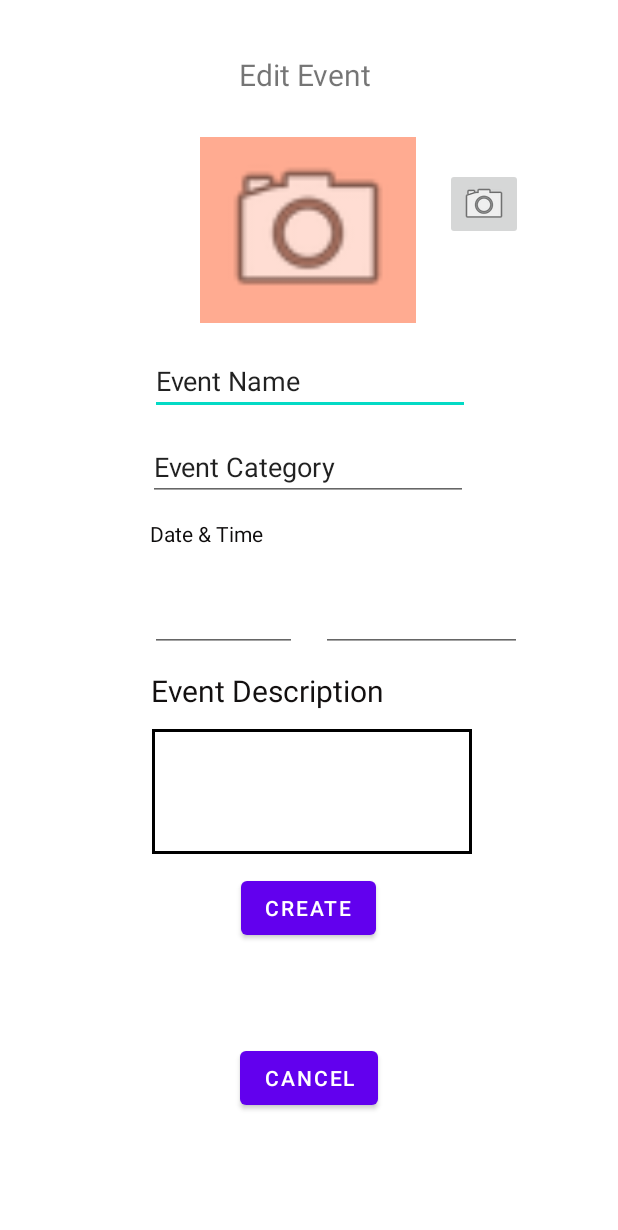
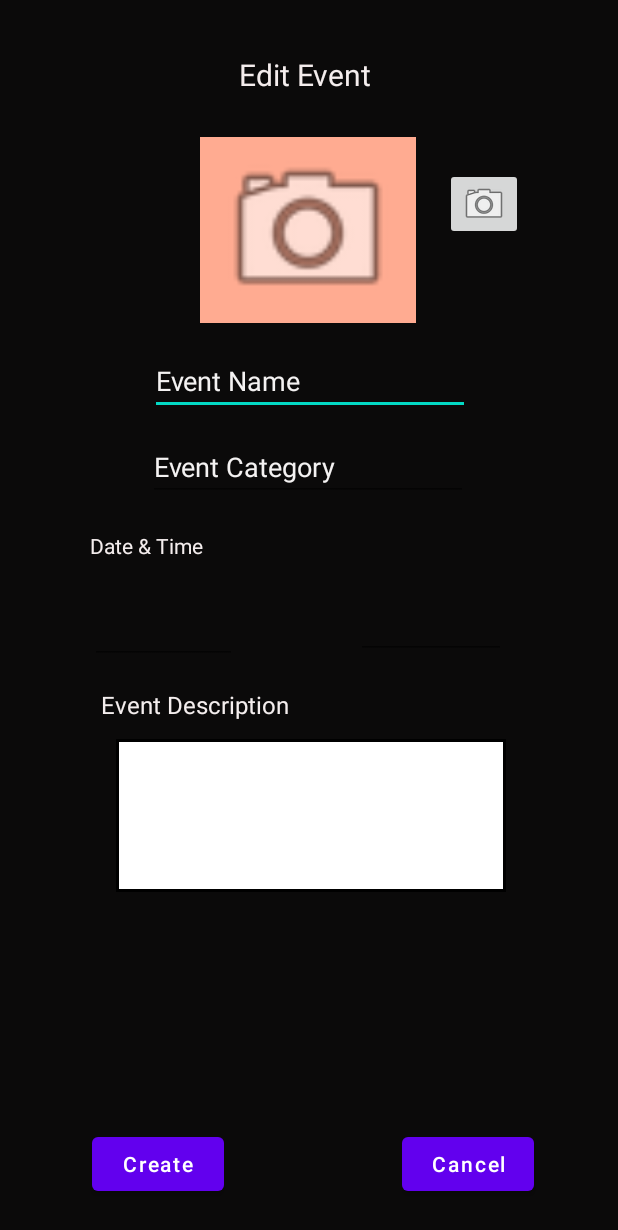
Before and after one commit to Decoretum/ItineraryManagementApp, an Android app: the layout activity_edit_event.xml on its own in the app's theme, with its tools: preview values and no code run, on a phone screen of 412 x 824 dp. Shown: the top 1230 px of the screen. Run offline under Robolectric (Android 15) with nearby library versions, the light colour scheme and no system bars.

Commit message:
Gael Feat: Polished All Event-related operations

```diff
--- a/app/src/main/java/com/example/itinerarymanagementapp/adapters/EventAdapter.java
+++ b/app/src/main/java/com/example/itinerarymanagementapp/adapters/EventAdapter.java
@@ -65,13 +65,17 @@ public class EventAdapter extends RealmRecyclerViewAdapter<Event, EventAdapter.V
             File eventFile = new File(imageDir, event.getEventName() + ".jpeg");
             Picasso.get()
                     .load(eventFile)
+                    .placeholder(android.R.drawable.ic_menu_my_calendar)
                     .networkPolicy(NetworkPolicy.NO_CACHE)
                     .memoryPolicy(MemoryPolicy.NO_CACHE)
                     .into(viewHolder.imageView);
 
             viewHolder.eventName.setText(event.getEventName());
             viewHolder.category.setText(event.getCategory());
-            viewHolder.timeRange.setText(event.getTimeRange());
+
+            String timeRange = event.getTimeRange();
+            String newRange = timeRange.replace("|||", ", ");
+            viewHolder.timeRange.setText(newRange);
 
             viewHolder.deleteEventButton.setOnClickListener(new View.OnClickListener() {
                 @Override
--- a/app/src/main/java/com/example/itinerarymanagementapp/screens/trip/ViewTripActivity.java
+++ b/app/src/main/java/com/example/itinerarymanagementapp/screens/trip/ViewTripActivity.java
@@ -59,7 +59,6 @@ public class ViewTripActivity extends AppCompatActivity {
     public void checkTripEventsBtn(){
         Intent intent = new Intent(this, EventListActivity_.class);
         startActivity(intent);
-        finish();
     }
 
     @Click
--- a/app/src/main/res/layout/activity_edit_event.xml
+++ b/app/src/main/res/layout/activity_edit_event.xml
@@ -4,6 +4,7 @@
     xmlns:tools="http://schemas.android.com/tools"
     android:layout_width="match_parent"
     android:layout_height="match_parent"
+    android:background="#0B0A0A"
     tools:context=".screens.event.EditEventActivity">
 
 
@@ -13,6 +14,7 @@
         android:layout_height="wrap_content"
         android:layout_marginTop="36dp"
         android:text="Edit Event"
+        android:textColor="#F4EDED"
         android:textSize="20sp"
         app:layout_constraintEnd_toEndOf="parent"
         app:layout_constraintHorizontal_bias="0.492"
@@ -39,6 +41,7 @@
         android:ems="10"
         android:inputType="text"
         android:text="Event Name"
+        android:textColor="#F4F2F2"
         app:layout_constraintEnd_toEndOf="parent"
         app:layout_constraintHorizontal_bias="0.502"
         app:layout_constraintStart_toStartOf="parent"
@@ -52,6 +55,7 @@
         android:ems="10"
         android:inputType="text"
         android:text="Event Category"
+        android:textColor="#F4F2F2"
         app:layout_constraintEnd_toEndOf="parent"
         app:layout_constraintHorizontal_bias="0.497"
         app:layout_constraintStart_toStartOf="parent"
@@ -59,13 +63,16 @@
 
     <EditText
         android:id="@+id/editEventDescription2"
-        android:layout_width="213dp"
-        android:layout_height="83dp"
+        android:layout_width="260dp"
+        android:layout_height="102dp"
         android:layout_marginTop="12dp"
         android:background="@drawable/box_drawing"
         android:ems="10"
         android:gravity="start|top"
         android:inputType="textMultiLine"
+        android:paddingHorizontal="10dp"
+        android:paddingVertical="10dp"
+        android:textColor="#0E0D0D"
         app:layout_constraintEnd_toEndOf="parent"
         app:layout_constraintHorizontal_bias="0.51"
         app:layout_constraintStart_toStartOf="parent"
@@ -75,13 +82,13 @@
         android:id="@+id/textView11"
         android:layout_width="wrap_content"
         android:layout_height="wrap_content"
-        android:layout_marginTop="12dp"
+        android:layout_marginTop="16dp"
         android:text="Event Description"
-        android:textColor="#131010"
+        android:textColor="#F4EEEE"
         android:textColorHighlight="#131212"
-        android:textSize="20sp"
+        android:textSize="16sp"
         app:layout_constraintEnd_toEndOf="parent"
-        app:layout_constraintHorizontal_bias="0.392"
+        app:layout_constraintHorizontal_bias="0.236"
         app:layout_constraintStart_toStartOf="parent"
         app:layout_constraintTop_toBottomOf="@+id/editTextDate2" />
 
@@ -89,23 +96,25 @@
         android:id="@+id/editEvent"
         android:layout_width="wrap_content"
         android:layout_height="wrap_content"
-        android:layout_marginTop="12dp"
+        android:layout_marginStart="40dp"
+        android:layout_marginBottom="24dp"
         android:text="Create"
-        app:layout_constraintEnd_toEndOf="parent"
-        app:layout_constraintHorizontal_bias="0.498"
-        app:layout_constraintStart_toStartOf="parent"
-        app:layout_constraintTop_toBottomOf="@+id/editEventDescription2" />
+        android:textAllCaps="false"
+        app:layout_constraintBottom_toBottomOf="parent"
+        app:layout_constraintEnd_toStartOf="@+id/cancelEditEvent"
+        app:layout_constraintHorizontal_bias="0.152"
+        app:layout_constraintStart_toStartOf="parent" />
 
     <Button
         android:id="@+id/cancelEditEvent"
         android:layout_width="wrap_content"
         android:layout_height="wrap_content"
-        android:layout_marginBottom="16dp"
+        android:layout_marginEnd="56dp"
+        android:layout_marginBottom="24dp"
         android:text="Cancel"
+        android:textAllCaps="false"
         app:layout_constraintBottom_toBottomOf="parent"
-        app:layout_constraintEnd_toEndOf="parent"
-        app:layout_constraintStart_toStartOf="parent"
-        app:layout_constraintTop_toBottomOf="@+id/editEvent" />
+        app:layout_constraintEnd_toEndOf="parent" />
 
     <ImageButton
         android:id="@+id/imageButton2"
@@ -123,22 +132,24 @@
         android:id="@+id/editTextDate2"
         android:layout_width="98dp"
         android:layout_height="57dp"
-        android:layout_marginStart="100dp"
+        android:layout_marginStart="60dp"
         android:layout_marginTop="8dp"
         android:ems="10"
         android:inputType="date"
+        android:textColor="#F8F6F6"
         app:layout_constraintStart_toStartOf="parent"
         app:layout_constraintTop_toBottomOf="@+id/datetimeview" />
 
     <EditText
         android:id="@+id/editTextTime2"
-        android:layout_width="134dp"
-        android:layout_height="57dp"
+        android:layout_width="100dp"
+        android:layout_height="54dp"
         android:layout_marginTop="8dp"
         android:ems="10"
         android:inputType="time"
+        android:textColor="#F8F6F6"
         app:layout_constraintEnd_toEndOf="parent"
-        app:layout_constraintHorizontal_bias="0.202"
+        app:layout_constraintHorizontal_bias="0.514"
         app:layout_constraintStart_toEndOf="@+id/editTextDate2"
         app:layout_constraintTop_toBottomOf="@+id/datetimeview" />
 
@@ -146,10 +157,10 @@
         android:id="@+id/datetimeview"
         android:layout_width="95dp"
         android:layout_height="23dp"
-        android:layout_marginStart="100dp"
-        android:layout_marginTop="12dp"
+        android:layout_marginStart="60dp"
+        android:layout_marginTop="20dp"
         android:text="Date &amp; Time"
-        android:textColor="#0E0C0C"
+        android:textColor="#F4EDED"
         android:textColorHighlight="#020202"
         app:layout_constraintStart_toStartOf="parent"
         app:layout_constraintTop_toBottomOf="@+id/editEventCategory2" />
```
Also changed, not shown: app/src/main/java/com/example/itinerarymanagementapp/screens/event/CreateEventActivity.java (+17 -22 lines), app/src/main/java/com/example/itinerarymanagementapp/screens/event/EditEventActivity.java (+6 -2 lines), app/src/main/java/com/example/itinerarymanagementapp/screens/event/EventListActivity.java (+39 -3 lines), app/src/main/java/com/example/itinerarymanagementapp/screens/event/ViewEventActivity.java (+15 -2 lines), app/src/main/res/layout/activity_create_event.xml (+27 -18 lines), app/src/main/res/layout/activity_event_list.xml (+24 -32 lines), app/src/main/res/layout/activity_view_event.xml (+12 -15 lines), app/src/main/res/layout/event_row_layout.xml (+22 -17 lines), 637 other files.
